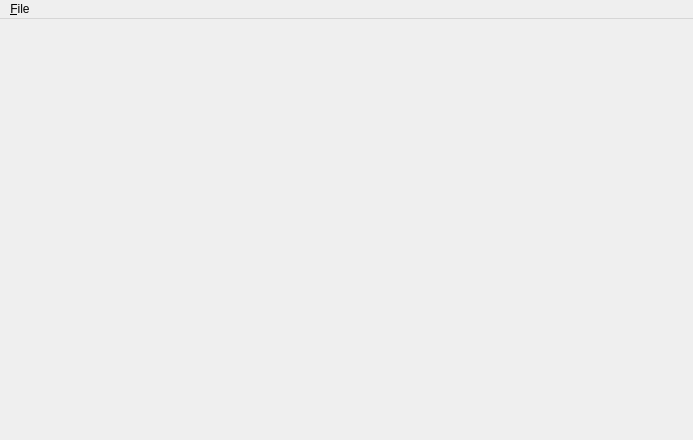
This is ui/pyedgebundleUI/form.ui in dpvdberg/pyedgebundle as Qt 5 draws it before an edit. The edited form follows.
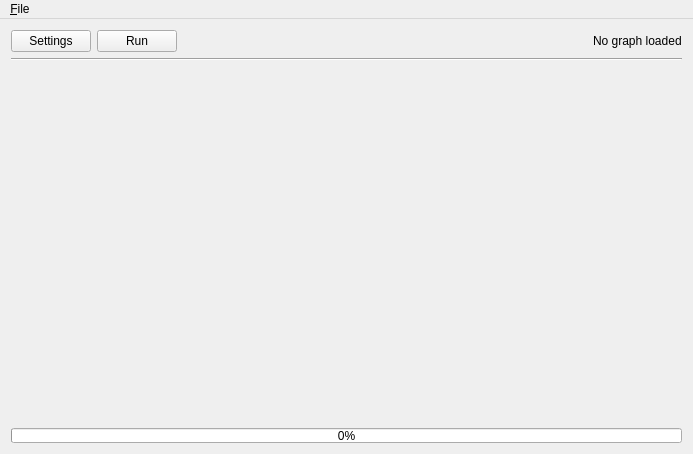
This is the edited form.

The edit to the form file:
```diff
--- a/ui/pyedgebundleUI/form.ui
+++ b/ui/pyedgebundleUI/form.ui
@@ -7,16 +7,84 @@
     <x>0</x>
     <y>0</y>
     <width>693</width>
-    <height>440</height>
+    <height>454</height>
    </rect>
   </property>
   <property name="windowTitle">
    <string>MainWindow</string>
   </property>
   <widget class="QWidget" name="centralWidget">
-   <layout class="QVBoxLayout" name="verticalLayout">
+   <layout class="QVBoxLayout" name="verticalLayout" stretch="100,1,1">
     <item>
-     <widget class="QWidget" name="mplWidget" native="true"/>
+     <layout class="QVBoxLayout" name="VLayout" stretch="0,0,100">
+      <item>
+       <layout class="QHBoxLayout" name="topBox" stretch="0,0,0,0">
+        <property name="sizeConstraint">
+         <enum>QLayout::SetNoConstraint</enum>
+        </property>
+        <item>
+         <widget class="QPushButton" name="btnSettings">
+          <property name="text">
+           <string>Settings</string>
+          </property>
+         </widget>
+        </item>
+        <item>
+         <widget class="QPushButton" name="btnRun">
+          <property name="text">
+           <string>Run</string>
+          </property>
+         </widget>
+        </item>
+        <item>
+         <spacer name="horizontalSpacer">
+          <property name="orientation">
+           <enum>Qt::Horizontal</enum>
+          </property>
+          <property name="sizeHint" stdset="0">
+           <size>
+            <width>40</width>
+            <height>20</height>
+           </size>
+          </property>
+         </spacer>
+        </item>
+        <item>
+         <widget class="QLabel" name="lblInfo">
+          <property name="text">
+           <string>No graph loaded</string>
+          </property>
+         </widget>
+        </item>
+       </layout>
+      </item>
+      <item>
+       <widget class="Line" name="line">
+        <property name="orientation">
+         <enum>Qt::Horizontal</enum>
+        </property>
+       </widget>
+      </item>
+      <item>
+       <widget class="QWidget" name="widget" native="true"/>
+      </item>
+     </layout>
+    </item>
+    <item>
+     <layout class="QHBoxLayout" name="bottomBox"/>
+    </item>
+    <item>
+     <widget class="QProgressBar" name="progressBar">
+      <property name="maximumSize">
+       <size>
+        <width>16777215</width>
+        <height>15</height>
+       </size>
+      </property>
+      <property name="value">
+       <number>0</number>
+      </property>
+     </widget>
     </item>
    </layout>
   </widget>
```
